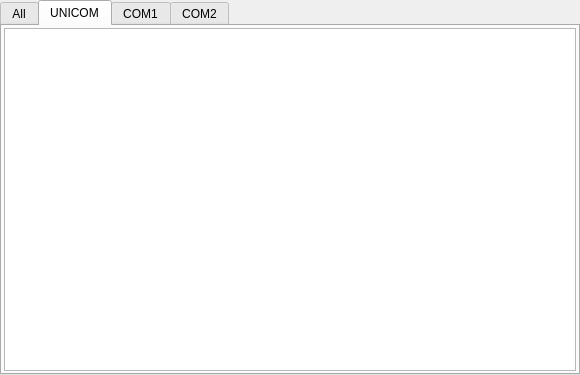
The window that src/blackgui/components/textmessagecomponent.ui (swift-project/pilotclient) describes before a commit, drawn with Qt 5.
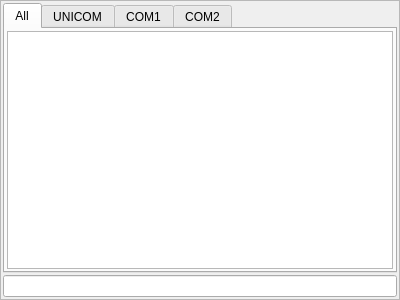
The same window after the commit. The open tabs and pages were chosen to show the change.

Commit message: refs #77, command line in text message component when floating

The edit to the form file:
```diff
--- a/src/blackgui/components/textmessagecomponent.ui
+++ b/src/blackgui/components/textmessagecomponent.ui
@@ -1,24 +1,42 @@
 <?xml version="1.0" encoding="UTF-8"?>
 <ui version="4.0">
  <class>CTextMessageComponent</class>
- <widget class="QTabWidget" name="CTextMessageComponent">
+ <widget class="QFrame" name="CTextMessageComponent">
   <property name="geometry">
    <rect>
     <x>0</x>
     <y>0</y>
-    <width>580</width>
-    <height>375</height>
+    <width>400</width>
+    <height>300</height>
    </rect>
   </property>
-  <property name="sizePolicy">
-   <sizepolicy hsizetype="Preferred" vsizetype="Preferred">
-    <horstretch>0</horstretch>
-    <verstretch>0</verstretch>
-   </sizepolicy>
-  </property>
   <property name="windowTitle">
    <string>TabWidget</string>
   </property>
+  <property name="frameShape">
+   <enum>QFrame::StyledPanel</enum>
+  </property>
+  <property name="frameShadow">
+   <enum>QFrame::Raised</enum>
+  </property>
+  <layout class="QVBoxLayout" name="vl_TextMessages">
+   <property name="spacing">
+    <number>2</number>
+   </property>
+   <property name="leftMargin">
+    <number>2</number>
+   </property>
+   <property name="topMargin">
+    <number>2</number>
+   </property>
+   <property name="rightMargin">
+    <number>2</number>
+   </property>
+   <property name="bottomMargin">
+    <number>2</number>
+   </property>
+   <item>
+    <widget class="QTabWidget" name="tw_TextMessages">
   <property name="currentIndex">
    <number>0</number>
   </property>
@@ -79,15 +97,12 @@
     </property>
     <item>
      <widget class="QTextEdit" name="te_TextMessagesUnicom">
-      <property name="lineWrapMode">
-       <enum>QTextEdit::NoWrap</enum>
+         <property name="documentTitle">
+          <string>UNICOM</string>
       </property>
       <property name="readOnly">
        <bool>true</bool>
       </property>
-      <property name="tabStopWidth">
-       <number>10</number>
-      </property>
      </widget>
     </item>
    </layout>
@@ -162,6 +177,16 @@
     </item>
    </layout>
   </widget>
+    </widget>
+   </item>
+   <item>
+    <widget class="QLineEdit" name="le_textMessages">
+     <property name="toolTip">
+      <string>command line (e.g. &quot;.com1&quot;, &quot;.x&quot;, &quot;.msg com1&quot;)</string>
+     </property>
+    </widget>
+   </item>
+  </layout>
  </widget>
  <resources/>
  <connections/>
```
Left out of the diff: 15 changed lines with no effect on the pictures. Lines whose indentation alone changed are shown as unchanged. The commit also changes 5 other files.
